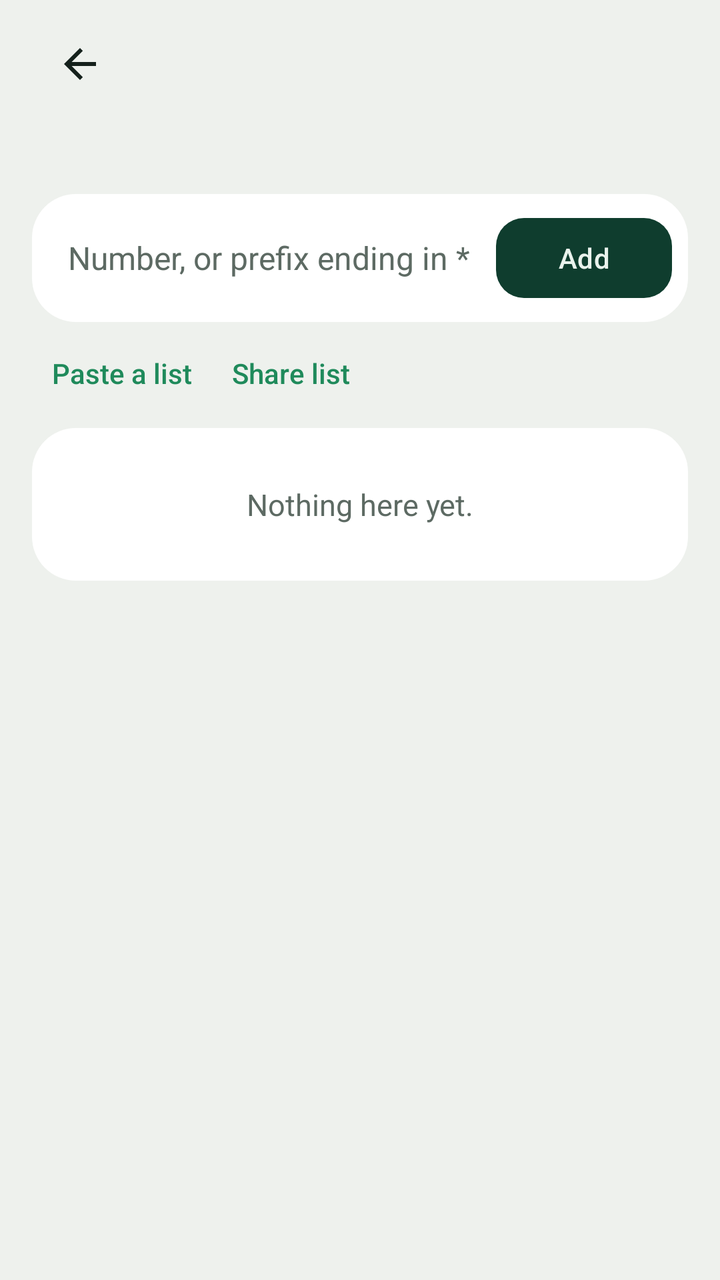
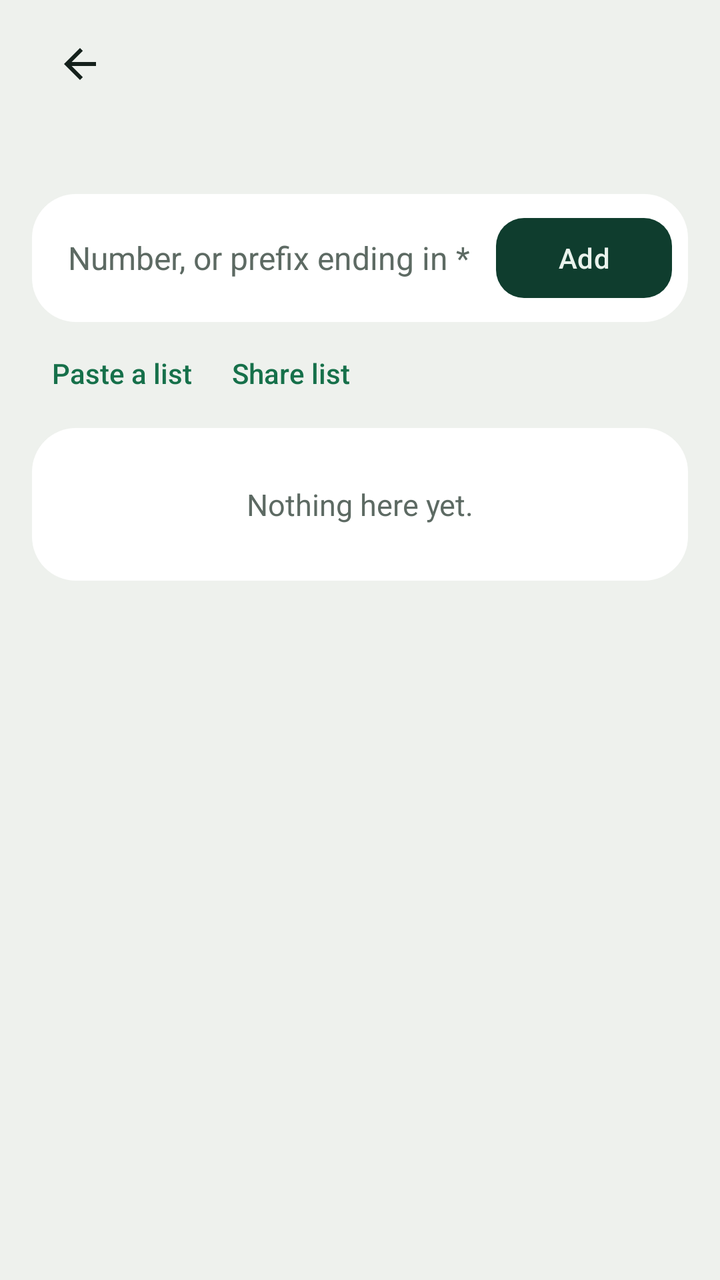

Before-and-after screenshots of an Android layout around one commit, followed by the original layout XML and the change that was made.
<!-- AndroidManifest.xml: application theme Theme.CallShield -->
<!-- res/layout/activity_number_list.xml -->
<?xml version="1.0" encoding="utf-8"?>
<LinearLayout xmlns:android="http://schemas.android.com/apk/res/android"
    xmlns:app="http://schemas.android.com/apk/res-auto"
    android:layout_width="match_parent"
    android:layout_height="match_parent"
    android:fitsSystemWindows="true"
    android:orientation="vertical"
    android:paddingStart="16dp"
    android:paddingEnd="16dp">

    <include layout="@layout/view_header" />

    <TextView
        android:id="@+id/listHint"
        android:layout_width="match_parent"
        android:layout_height="wrap_content"
        android:layout_marginStart="6dp"
        android:layout_marginEnd="6dp"
        android:layout_marginBottom="14dp"
        style="@style/Text.RowSub" />

    
    <LinearLayout
        android:layout_width="match_parent"
        android:layout_height="wrap_content"
        android:background="@drawable/bg_group"
        android:gravity="center_vertical"
        android:orientation="horizontal"
        android:paddingStart="18dp"
        android:paddingTop="6dp"
        android:paddingEnd="8dp"
        android:paddingBottom="6dp">

        <EditText
            android:id="@+id/input"
            android:layout_width="0dp"
            android:layout_height="52dp"
            android:layout_weight="1"
            android:background="@android:color/transparent"
            android:digits="0123456789+* "
            android:fontFeatureSettings="tnum"
            android:hint="@string/number_hint"
            android:importantForAutofill="no"
            android:inputType="phone"
            android:maxLines="1"
            android:textColor="@color/ink"
            android:textColorHint="@color/muted"
            android:textSize="16sp" />

        <com.google.android.material.button.MaterialButton
            android:id="@+id/btnAdd"
            android:layout_width="wrap_content"
            android:layout_height="48dp"
            android:text="@string/add"
            android:textColor="@color/gate_ink"
            app:backgroundTint="@color/gate"
            app:cornerRadius="14dp" />
    </LinearLayout>

    <LinearLayout
        android:layout_width="match_parent"
        android:layout_height="wrap_content"
        android:layout_marginTop="6dp"
        android:layout_marginBottom="8dp"
        android:orientation="horizontal">

        <TextView
            android:id="@+id/btnPaste"
            android:layout_width="wrap_content"
            android:layout_height="wrap_content"
            android:background="?attr/selectableItemBackground"
            android:fontFamily="sans-serif-medium"
            android:padding="10dp"
            android:text="@string/paste_list"
            android:textColor="@color/green"
            android:textSize="14sp" />

        <TextView
            android:id="@+id/btnShare"
            android:layout_width="wrap_content"
            android:layout_height="wrap_content"
            android:background="?attr/selectableItemBackground"
            android:fontFamily="sans-serif-medium"
            android:padding="10dp"
            android:text="@string/share_list"
            android:textColor="@color/green"
            android:textSize="14sp" />
    </LinearLayout>

    <TextView
        android:id="@+id/empty"
        android:layout_width="match_parent"
        android:layout_height="wrap_content"
        android:background="@drawable/bg_group"
        android:gravity="center"
        android:padding="28dp"
        android:text="@string/list_empty"
        android:textColor="@color/muted"
        android:textSize="15sp" />

    <ListView
        android:id="@+id/list"
        android:layout_width="match_parent"
        android:layout_height="wrap_content"
        android:layout_marginBottom="16dp"
        android:background="@drawable/bg_group"
        android:divider="@drawable/divider_inset"
        android:dividerHeight="1dp" />
</LinearLayout>
<!-- res/layout/view_header.xml (included above) -->
<?xml version="1.0" encoding="utf-8"?>
<LinearLayout xmlns:android="http://schemas.android.com/apk/res/android"
    android:layout_width="match_parent"
    android:layout_height="64dp"
    android:gravity="center_vertical"
    android:orientation="horizontal">

    <ImageButton
        android:id="@+id/headerBack"
        android:layout_width="48dp"
        android:layout_height="48dp"
        android:background="?attr/selectableItemBackgroundBorderless"
        android:contentDescription="@string/back"
        android:src="@drawable/ic_back" />

    <TextView
        android:id="@+id/headerTitle"
        android:layout_width="0dp"
        android:layout_height="wrap_content"
        android:layout_marginStart="6dp"
        android:layout_weight="1"
        android:ellipsize="end"
        android:maxLines="1"
        style="@style/Text.ScreenTitle" />

    <TextView
        android:id="@+id/headerAction"
        android:layout_width="wrap_content"
        android:layout_height="wrap_content"
        android:background="?attr/selectableItemBackground"
        android:fontFamily="sans-serif-medium"
        android:padding="10dp"
        android:textColor="@color/green"
        android:textSize="15sp"
        android:visibility="gone" />
</LinearLayout>
<!-- resources referenced by this layout -->
<resources>
  <color name="gate">#0F3D2E</color>
  <color name="gate_ink">#E9F2EC</color>
  <color name="green">#1F8A5B</color>
  <color name="ink">#15211C</color>
  <color name="muted">#5D6A63</color>
  <!-- drawable bg_group (drawable) -->
  <?xml version="1.0" encoding="utf-8"?>
  <shape xmlns:android="http://schemas.android.com/apk/res/android" android:shape="rectangle">
      <solid android:color="@color/surface" />
      <corners android:radius="22dp" />
  </shape>
  <!-- drawable divider_inset (drawable) -->
  <?xml version="1.0" encoding="utf-8"?>
  <inset xmlns:android="http://schemas.android.com/apk/res/android"
      android:insetLeft="18dp">
      <shape android:shape="rectangle">
          <solid android:color="@color/line" />
          <size android:height="1dp" />
      </shape>
  </inset>
  <!-- drawable ic_back (drawable) -->
  <?xml version="1.0" encoding="utf-8"?>
  <vector xmlns:android="http://schemas.android.com/apk/res/android"
      android:width="24dp" android:height="24dp" android:viewportWidth="24" android:viewportHeight="24"
      android:autoMirrored="true">
      <path android:fillColor="@color/ink"
          android:pathData="M20,11H7.83l5.59,-5.59L12,4l-8,8 8,8 1.41,-1.41L7.83,13H20v-2z" />
  </vector>
  <string name="add">Add</string>
  <string name="back">Back</string>
  <string name="list_empty">Nothing here yet.</string>
  <string name="number_hint">Number, or prefix ending in *</string>
  <string name="paste_list">Paste a list</string>
  <string name="share_list">Share list</string>
  <style name="Text.RowSub" parent="">
          <item name="android:textSize">14sp</item>
          <item name="android:lineSpacingExtra">2sp</item>
          <item name="android:textColor">@color/muted</item>
      </style>
  <style name="Text.ScreenTitle" parent="">
          <item name="android:fontFamily">@font/bricolage_semibold</item>
          <item name="android:textSize">21sp</item>
          <item name="android:textColor">@color/ink</item>
      </style>
  <style name="Theme.CallShield" parent="Base.CallShield">
          <item name="android:windowLightStatusBar">true</item>
          <item name="android:windowLightNavigationBar">true</item>
      </style>
  <color name="surface">#FFFFFF</color>
  <color name="line">#DDE3DE</color>
  <color name="green_soft">#DCEBE2</color>
  <color name="kola">#A3322B</color>
  <color name="ground">#EEF1ED</color>
  <color name="track_off">#D4DBD6</color>
  <color name="outline">#B9C4BD</color>
  <!-- unchanged entries left out for length: 1 -->
</resources>

<!-- the commit's change to res/layout/activity_number_list.xml (unified diff, before → after) -->
@@ -72,7 +72,7 @@
             android:fontFamily="sans-serif-medium"
             android:padding="10dp"
             android:text="@string/paste_list"
-            android:textColor="@color/green"
+            android:textColor="@color/green_text"
             android:textSize="14sp" />
 
         <TextView
@@ -83,7 +83,7 @@
             android:fontFamily="sans-serif-medium"
             android:padding="10dp"
             android:text="@string/share_list"
-            android:textColor="@color/green"
+            android:textColor="@color/green_text"
             android:textSize="14sp" />
     </LinearLayout>
 
@@ -140,7 +140,7 @@
         android:background="?attr/selectableItemBackground"
         android:fontFamily="sans-serif-medium"
         android:padding="10dp"
-        android:textColor="@color/green"
+        android:textColor="@color/green_text"
         android:textSize="15sp"
         android:visibility="gone" />
 </LinearLayout>
<!-- resource entries referenced after the edit -->
@@ -2,6 +2,7 @@
 <resources>
   <color name="gate">#0F3D2E</color>
   <color name="gate_ink">#E9F2EC</color>
+  <color name="green_text">#16704A</color>
   <color name="green">#1F8A5B</color>
   <color name="ink">#15211C</color>
   <color name="muted">#5D6A63</color>
